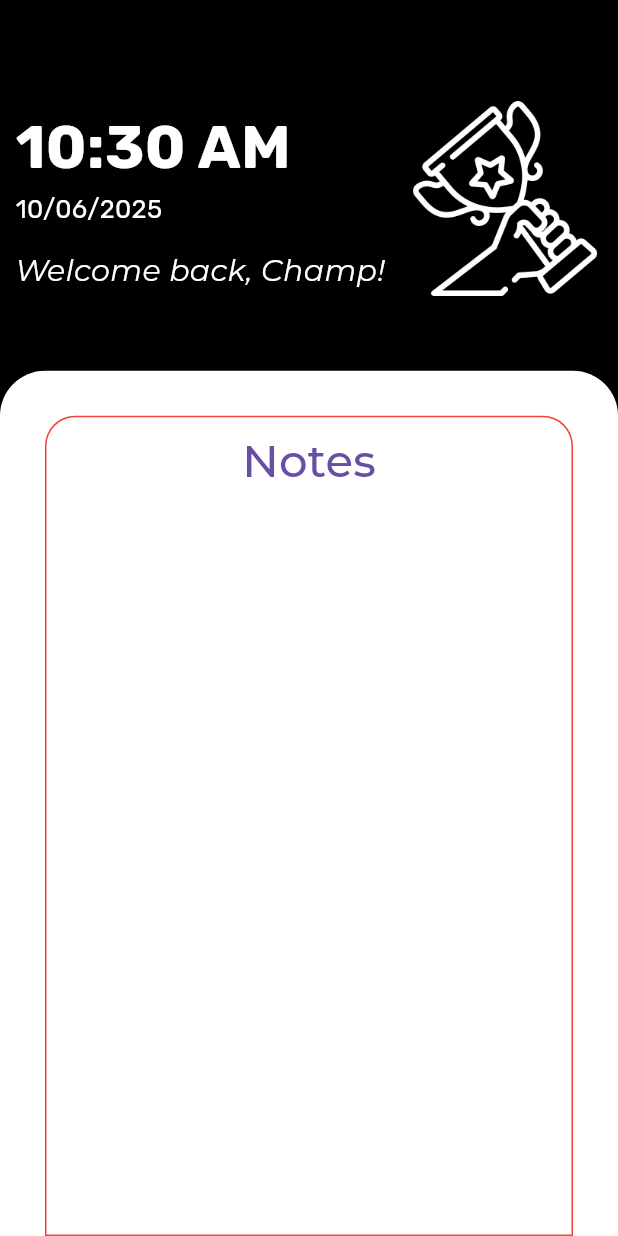
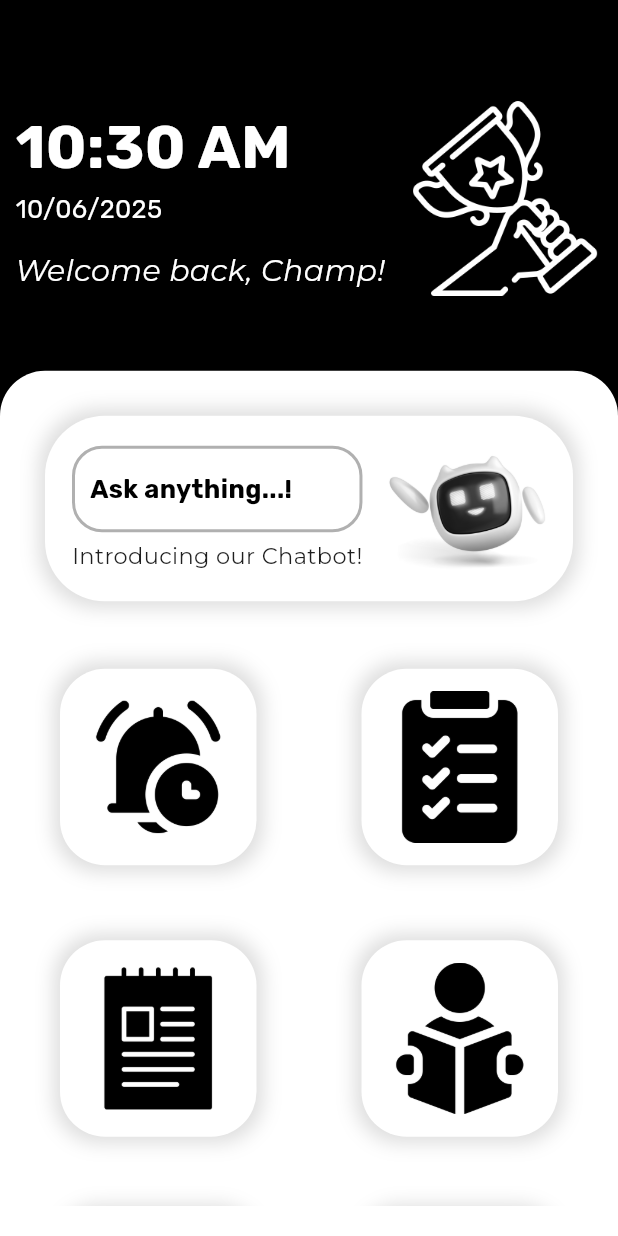
Before and after one commit to sahilsinnarkar/hey_champ, a Flutter app: the screen it shows once a user with an empty profile is signed in, on a phone screen of 412 x 824 dp. Run offline on Flutter 3.47's test engine with Material 3 defaults, Android fonts, the phone set to English and light mode, and no system bars; our stand-ins replace firebase_auth, firebase_core, fl_chart, flutter_colorpicker, flutter_dotenv, flutter_local_notifications and 9 more; accounts and stored records are empty.

Commit message:
changes in home screen

```diff
--- /dev/null
+++ b/lib/common/widgets/animated_typing_text.dart
@@ -0,0 +1,100 @@
+import 'package:flutter/material.dart';
+import 'dart:async'; // Import for Timer
+
+class AnimatedTypingText extends StatefulWidget {
+  final String text;
+  final Duration duration; // Duration for one full typing animation
+  final Duration repeatInterval; // New: Interval to repeat the animation
+  final TextStyle? style;
+  final AlignmentGeometry? alignment;
+  final double? height;
+  final double? width;
+  final BoxDecoration? decoration;
+
+  const AnimatedTypingText({
+    super.key,
+    required this.text,
+    this.duration = const Duration(milliseconds: 1500), // Total animation duration
+    this.repeatInterval = const Duration(seconds: 10), // Default repeat every 10 seconds
+    this.style,
+    this.alignment,
+    this.height,
+    this.width,
+    this.decoration,
+  });
+
+  @override
+  // ignore: library_private_types_in_public_api
+  _AnimatedTypingTextState createState() => _AnimatedTypingTextState();
+}
+
+class _AnimatedTypingTextState extends State<AnimatedTypingText>
+    with SingleTickerProviderStateMixin {
+  late AnimationController _controller;
+  late Animation<int> _textAnimation;
+  Timer? _repeatTimer; // New: Timer for repeating the animation
+
+  @override
+  void initState() {
+    super.initState();
+    _controller = AnimationController(
+      vsync: this,
+      duration: widget.duration,
+    );
+
+    _textAnimation = IntTween(begin: 0, end: widget.text.length).animate(
+      _controller,
+    );
+
+    _startAnimationAndRepeat(); // Start the animation and set up repeat
+  }
+
+  void _startAnimationAndRepeat() {
+    _controller.forward(from: 0.0); // Start from the beginning
+
+    // Set up a timer to repeat the animation
+    _repeatTimer = Timer.periodic(widget.repeatInterval, (timer) {
+      // Check if the controller has completed, then restart
+      // We use addStatusListener for a more robust reset after completion
+      if (_controller.isCompleted) {
+        _controller.reset(); // Reset to the beginning
+        _controller.forward(); // Start again
+      } else {
+        // If the animation is still running (e.g., if repeatInterval < duration)
+        // you might want to handle it differently, but for full resets,
+        // resetting after completion is usually desired.
+        // For simple "loop every X seconds", just calling reset() and forward() works.
+        _controller.reset();
+        _controller.forward();
+      }
+    });
+  }
+
+
+  @override
+  void dispose() {
+    _controller.dispose();
+    _repeatTimer?.cancel(); // Important: Cancel the timer to prevent memory leaks
+    super.dispose();
+  }
+
+  @override
+  Widget build(BuildContext context) {
+    return Container(
+      height: widget.height,
+      width: widget.width,
+      decoration: widget.decoration,
+      alignment: widget.alignment, // Apply alignment to the container
+      child: AnimatedBuilder(
+        animation: _textAnimation,
+        builder: (context, child) {
+          final currentLength = _textAnimation.value;
+          return Text(
+            widget.text.substring(0, currentLength),
+            style: widget.style,
+          );
+        },
+      ),
+    );
+  }
+}
--- /dev/null
+++ b/lib/common/widgets/image_buttons.dart
@@ -0,0 +1,44 @@
+import 'package:flutter/material.dart';
+import 'package:hey_champ_app/core/constants/color_constants.dart';
+import 'package:hey_champ_app/routes/app_routes.dart';
+
+// ignore: must_be_immutable
+class ImageButtons extends StatelessWidget {
+  String imageUrl;
+  String screenName;
+
+  ImageButtons({super.key, required this.imageUrl, required this.screenName});
+
+  @override
+  Widget build(BuildContext context) {
+    final w = MediaQuery.of(context).size.width;
+    final h = MediaQuery.of(context).size.height;
+
+    return GestureDetector(
+      onTap: () {
+        router.push('/$screenName');
+      },
+      child: Container(
+        padding: EdgeInsets.all(15),
+        margin: EdgeInsets.all(10),
+        width: w * 0.3,
+        height: h * 0.12,
+        decoration: BoxDecoration(
+          color: AppColors.primaryText,
+          borderRadius: BorderRadius.circular(30),
+          boxShadow: [
+            BoxShadow(
+              color: AppColors.whiteShadow,
+              blurRadius: 10,
+              spreadRadius: 4,
+            ),
+          ],
+        ),
+        child: Image.asset(
+          imageUrl,
+          fit: BoxFit.contain,
+        ),
+      ),
+    );
+  }
+}
--- a/lib/core/constants/color_constants.dart
+++ b/lib/core/constants/color_constants.dart
@@ -24,4 +24,7 @@ class AppColors {
   static const Color buttonBackground = Color(0xFF1F1F1F);
   static const Color buttonText = Colors.white;
   static const Color buttonDisabled = Color(0xFF3A3A3A);
+
+  // Shadow Color
+  static const Color whiteShadow = Color.fromARGB(255, 221, 221, 221);
 }
--- /dev/null
+++ b/lib/features/expenses/presentation/expenses_list_screen.dart
@@ -0,0 +1,17 @@
+import 'package:flutter/material.dart';
+
+class ExpensesListScreen extends StatefulWidget {
+  const ExpensesListScreen({super.key});
+
+  @override
+  State<ExpensesListScreen> createState() => _ExpenseListsScreenState();
+}
+
+class _ExpenseListsScreenState extends State<ExpensesListScreen> {
+  @override
+  Widget build(BuildContext context) {
+    return Scaffold(
+      body: Center(child: Text("Expenses Screen")),
+    );
+  }
+}
--- a/lib/home/presentation/home_screen.dart
+++ b/lib/home/presentation/home_screen.dart
@@ -2,6 +2,8 @@ import 'dart:async';
 
 import 'package:flutter/material.dart';
 import 'package:google_fonts/google_fonts.dart';
+import 'package:hey_champ_app/common/widgets/animated_typing_text.dart';
+import 'package:hey_champ_app/common/widgets/image_buttons.dart';
 import 'package:hey_champ_app/core/constants/color_constants.dart';
 import 'package:hey_champ_app/routes/app_routes.dart';
 import 'package:intl/intl.dart';
@@ -107,6 +109,7 @@ class _HomeScreenState extends State<HomeScreen> {
           Align(
             alignment: Alignment.bottomCenter,
             child: Container(
+              padding: EdgeInsets.all(20),
               height: h * 0.7,
               width: w,
               decoration: BoxDecoration(
@@ -117,38 +120,136 @@ class _HomeScreenState extends State<HomeScreen> {
                 ),
               ),
               child: Container(
-                margin: const EdgeInsets.only(
-                  top: 30,
-                  left: 30,
-                  right: 30,
-                ),
                 width: w * 0.8,
                 height: h,
                 decoration: BoxDecoration(
-                  border: Border.all(
-                    color: Colors.red,
-                  ),
                   borderRadius: BorderRadius.only(
                     topLeft: Radius.circular(20),
                     topRight: Radius.circular(20),
-                  )
+                  ),
                 ),
-                child: SingleChildScrollView(
-                  child: Column(
-                    children: [
-                      TextButton(
-                        onPressed: () {
-                          router.push('/note-list-screen');
-                        },
-                        child: Text(
-                          "Notes",
-                          style: TextStyle(
-                            fontSize: 30,
+                child: Column(
+                  children: [
+                    GestureDetector(
+                      onTap: () {
+                        router.push('/chatbot-screen');
+                      },
+                      child: Container(
+                        margin: EdgeInsets.all(10),
+                        width: w,
+                        height: h * 0.15,
+                        decoration: BoxDecoration(
+                          color: AppColors.primaryText,
+                          borderRadius: BorderRadius.circular(40),
+                          boxShadow: [
+                            BoxShadow(
+                              color: AppColors.whiteShadow,
+                              blurRadius: 10,
+                              spreadRadius: 4,
+                            ),
+                          ],
+                        ),
+                        child: Padding(
+                          padding: const EdgeInsets.all(8.0),
+                          child: Row(
+                            mainAxisAlignment: MainAxisAlignment.spaceBetween,
+                            children: [
+                              Padding(
+                                padding: const EdgeInsets.only(left: 10),
+                                child: Column(
+                                  mainAxisAlignment: MainAxisAlignment.center,
+                                  crossAxisAlignment: CrossAxisAlignment.start,
+                                  children: [
+                                    Container(
+                                      padding: EdgeInsets.only(left: 10),
+                                      alignment: Alignment.centerLeft,
+                                      height: h * 0.07,
+                                      width: w * 0.47,
+                                      decoration: BoxDecoration(
+                                        border: Border.all(
+                                          color: AppColors.secondaryText,
+                                          width: 2,
+                                        ),
+                                        borderRadius: BorderRadius.all(
+                                          Radius.circular(20),
+                                        ),
+                                      ),
+                                      child: AnimatedTypingText(
+                                        text: "Ask anything...!",
+                                        style: GoogleFonts.rubik(
+                                          textStyle: TextStyle(
+                                            color: AppColors.background,
+                                            fontSize: 17,
+                                            fontWeight: FontWeight.bold,
+                                          ),
+                                        ),
+                                      ),
+                                    ),
+                                    const SizedBox(height: 5),
+                                    Text(
+                                      "Introducing our Chatbot!",
+                                      textAlign: TextAlign.center,
+                                      style: TextStyle(
+                                        color: AppColors.buttonBackground,
+                                        fontSize: 15,
+                                      ),
+                                    ),
+                                  ],
+                                ),
+                              ),
+                              SizedBox(
+                                width: w * 0.3,
+                                height: h * 0.3,
+                                child: Image.asset(
+                                  "assets/images/bot.jpg",
+                                  fit: BoxFit.contain,
+                                  width: 100,
+                                  height: 100,
+                                ),
+                              ),
+                            ],
                           ),
                         ),
                       ),
-                    ],
-                  ),
+                    ),
+                    const SizedBox(height: 15),
+                    Expanded(
+                      child: GridView.count(
+                        physics: ScrollPhysics(parent: BouncingScrollPhysics()),
+                        crossAxisCount: 2,
+                        shrinkWrap: true,
+                        mainAxisSpacing: 30.0,
+                        crossAxisSpacing: 50.0,
+                        padding: const EdgeInsets.all(10.0),
+                        children: [
+                          ImageButtons(
+                            imageUrl: "assets/images/reminder.png",
+                            screenName: 'reminder',
+                          ),
+                          ImageButtons(
+                            imageUrl: "assets/images/todo.png",
+                            screenName: 'todo-screen',
+                          ),
+                          ImageButtons(
+                            imageUrl: "assets/images/take_note.png",
+                            screenName: 'note-list-screen',
+                          ),
+                          ImageButtons(
+                            imageUrl: "assets/images/study.png",
+                            screenName: 'subject-screen',
+                          ),
+                          ImageButtons(
+                            imageUrl: "assets/images/habits.png",
+                            screenName: 'daily-habit-tracker-list-screen',
+                          ),
+                          ImageButtons(
+                            imageUrl: "assets/images/expenses.png",
+                            screenName: 'expenses-list-screen',
+                          ),
+                        ],
+                      ),
+                    ),
+                  ],
                 ),
               ),
             ),
--- a/lib/routes/app_routes.dart
+++ b/lib/routes/app_routes.dart
@@ -6,6 +6,7 @@ import 'package:hey_champ_app/features/auth/presentation/signup_screen.dart';
 import 'package:hey_champ_app/features/chatbot/presentation/chatbot_screen.dart';
 import 'package:hey_champ_app/features/daily_habit/presentation/create_habit_screen.dart';
 import 'package:hey_champ_app/features/daily_habit/presentation/daily_haibit_tracker_list_screen.dart';
+import 'package:hey_champ_app/features/expenses/presentation/expenses_list_screen.dart';
 import 'package:hey_champ_app/home/presentation/home_screen.dart';
 import 'dart:async';
 import 'package:flutter/widgets.dart';
@@ -117,6 +118,11 @@ final router = GoRouter(
       name: 'take-note-screen',
       builder: (context, state) => TakeNoteScreen(),
     ),
+    GoRoute(
+      path: '/expenses-list-screen',
+      name: 'expenses-list-screen',
+      builder: (context, state) => ExpensesListScreen(),
+    ),
   ],
 );
 
--- a/pubspec.yaml
+++ b/pubspec.yaml
@@ -28,6 +28,7 @@ environment:
 # the latest version available on pub.dev. To see which dependencies have newer
 # versions available, run `flutter pub outdated`.
 dependencies:
+  animated_text_kit: ^4.2.3
   cupertino_icons: ^1.0.8
   file_picker: ^10.1.9
   file_saver: ^0.2.14
```
Also changed, not shown: assets/images/bot.jpg (added), assets/images/expenses.png (added), assets/images/habits.png (added), assets/images/reminder.png (added), assets/images/study.png (added), assets/images/take_note.png (added), assets/images/todo.png (added), pubspec.lock.
